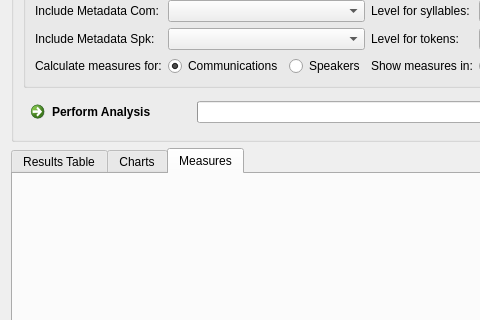
Above: app/statistics/temporal/AnalyserTemporalWidget.ui from praaline/Praaline before the change; both pictures show x 0 to 480 and y 97 to 417 of the 995 by 643 pixel window. Below: the same form after it.
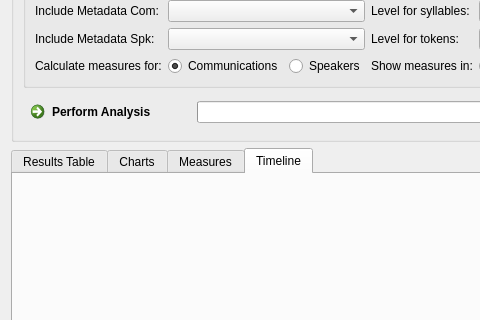
That is the form after the change. Custom widgets are drawn as their Qt base class.

Commit message: Added timeline to temporal stats Refactored macro-prosody analyser

Diff of the .ui file:
```diff
--- a/app/statistics/temporal/AnalyserTemporalWidget.ui
+++ b/app/statistics/temporal/AnalyserTemporalWidget.ui
@@ -248,7 +248,7 @@
    <item row="1" column="0">
     <widget class="QTabWidget" name="tabWidget">
      <property name="currentIndex">
-      <number>2</number>
+      <number>3</number>
      </property>
      <widget class="QWidget" name="tabResultsTable">
       <attribute name="title">
@@ -430,6 +430,12 @@
       </attribute>
       <layout class="QGridLayout" name="gridLayoutMeasureDefinitions"/>
      </widget>
+     <widget class="QWidget" name="tabTimeline">
+      <attribute name="title">
+       <string>Timeline</string>
+      </attribute>
+      <layout class="QGridLayout" name="gridLayoutTimeline"/>
+     </widget>
     </widget>
    </item>
   </layout>
```
The commit also changes 19 other files.
